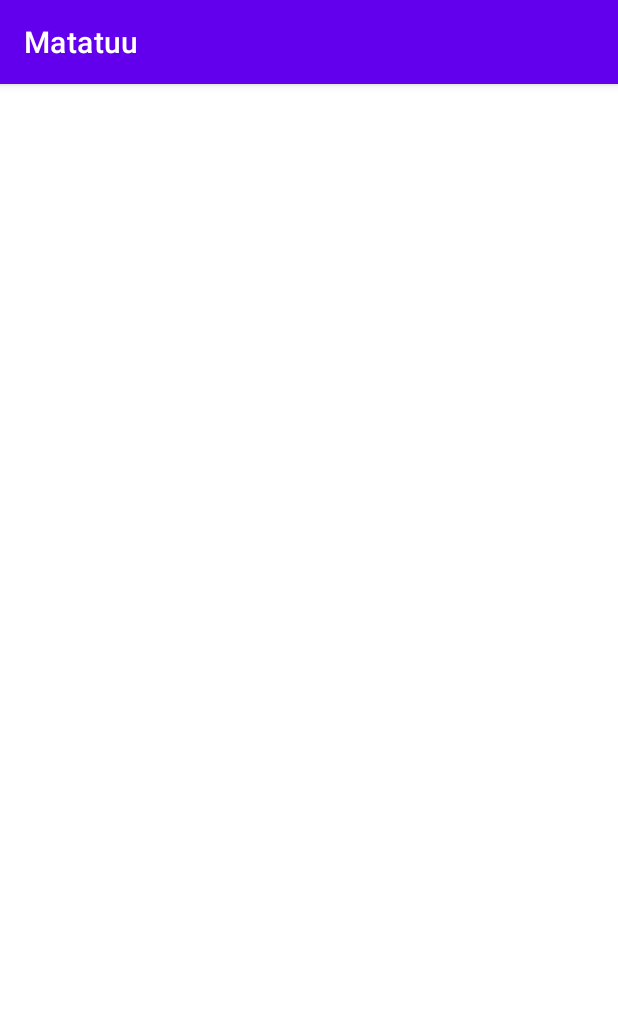
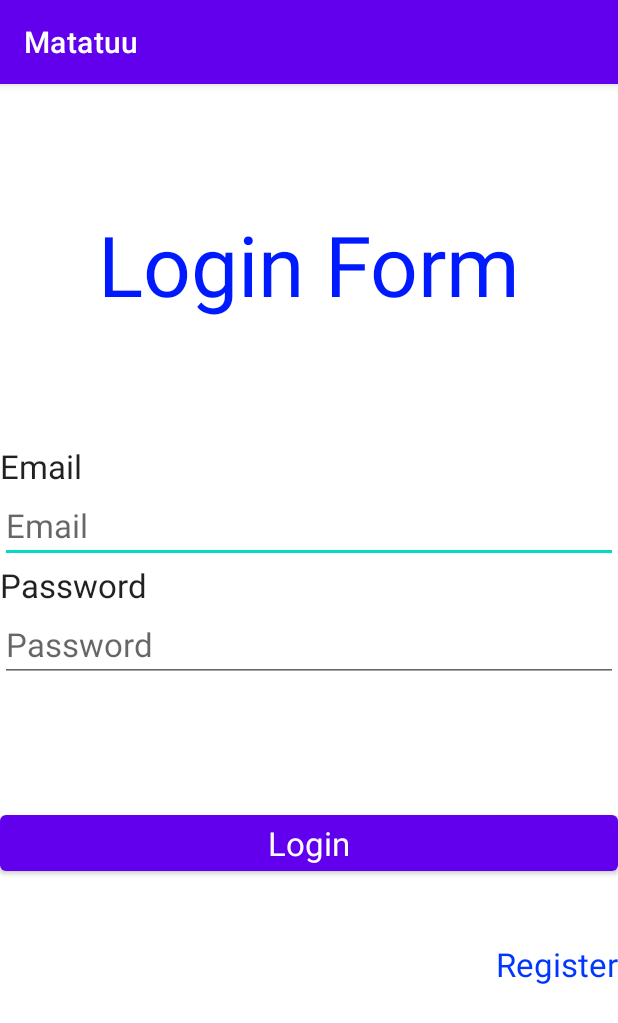
Before and after one commit to George-Onyango/matatuu-app, an Android app: the screen it shows after launch (MainActivity before the commit, LoginActivity after it), on a phone screen of 412 x 824 dp. Shown: the top 1023 px of the screen. Run offline under Robolectric (Android 15) with nearby library versions, the light colour scheme and no system bars; our stand-ins replace Firebase (no records; nobody signed in at launch, a user with empty details on screens opened directly).

Commit message:
Add login logic and main activity layout

```diff
--- a/app/src/main/java/com/example/matatuu/MainActivity.java
+++ b/app/src/main/java/com/example/matatuu/MainActivity.java
@@ -2,13 +2,32 @@ package com.example.matatuu;
 
 import androidx.appcompat.app.AppCompatActivity;
 
+import android.content.Intent;
 import android.os.Bundle;
+import android.widget.TextView;
+
+import com.google.firebase.auth.FirebaseAuth;
+import com.google.firebase.auth.FirebaseUser;
 
 public class MainActivity extends AppCompatActivity {
+
+    TextView tvFirstName, tvLastName, tvEmail;
 
     @Override
     protected void onCreate(Bundle savedInstanceState) {
         super.onCreate(savedInstanceState);
         setContentView(R.layout.activity_main);
+
+        // Initialize firebase for the current user
+
+        FirebaseAuth auth = FirebaseAuth.getInstance();
+        FirebaseUser currentUser = auth.getCurrentUser();
+
+        if (currentUser == null){
+            Intent intent = new Intent(this, LoginActivity.class);
+            startActivity(intent);
+            finish();
+            return;
+        }
     }
 }
--- a/app/src/main/java/com/example/matatuu/RegisterActivity.java
+++ b/app/src/main/java/com/example/matatuu/RegisterActivity.java
@@ -91,11 +91,13 @@ public class RegisterActivity extends AppCompatActivity {
         Intent intent = new Intent(this, MainActivity.class);
         startActivity(intent);
         finish();
+        return;
     }
 
     private void switchToLogin() {
         Intent intent = new Intent(this, LoginActivity.class);
         startActivity(intent);
         finish();
+        return;
     }
 }
--- a/app/src/main/res/layout/activity_main.xml
+++ b/app/src/main/res/layout/activity_main.xml
@@ -1,17 +1,14 @@
 <?xml version="1.0" encoding="utf-8"?>
-<androidx.constraintlayout.widget.ConstraintLayout xmlns:android="http://schemas.android.com/apk/res/android"
-    xmlns:app="http://schemas.android.com/apk/res-auto"
-    xmlns:tools="http://schemas.android.com/tools"
-    android:layout_width="match_parent"
-    android:layout_height="match_parent"
-    tools:context=".MainActivity">
-
-    <LinearLayout
-        android:layout_width="match_parent"
-        android:layout_height="match_parent"
-        android:orientation="vertical"
-        app:layout_constraintBottom_toBottomOf="parent"
-        app:layout_constraintEnd_toEndOf="parent"
-        app:layout_constraintStart_toStartOf="parent"
-        app:layout_constraintTop_toTopOf="parent"></LinearLayout>
-</androidx.constraintlayout.widget.ConstraintLayout>
+<LinearLayout xmlns:android="http://schemas.android.com/apk/res/android" xmlns:app="http://schemas.android.com/apk/res-auto" xmlns:tools="http://schemas.android.com/tools" android:layout_width="match_parent" android:layout_height="match_parent" android:orientation="vertical" tools:context=".MainActivity">
+    <LinearLayout android:layout_width="match_parent" android:layout_height="wrap_content" android:orientation="horizontal">
+        <Space android:layout_width="wrap_content" android:layout_height="wrap_content" android:layout_weight="1"/>
+        <Button android:id="@+id/btnLogout" android:layout_width="wrap_content" android:layout_height="wrap_content" android:text="Logout"/>
+    </LinearLayout>
+    <Space android:layout_width="match_parent" android:layout_height="wrap_content" android:layout_weight="1"/>
+    <TextView android:id="@+id/textView" android:layout_width="match_parent" android:layout_height="wrap_content" android:gravity="center" android:text="Welcome" android:textAppearance="@style/TextAppearance.AppCompat.Display3" android:textColor="#061EF3"/>
+    <Space android:layout_width="match_parent" android:layout_height="wrap_content" android:layout_weight="1"/>
+    <TextView android:id="@+id/tvFirstName" android:layout_width="match_parent" android:layout_height="wrap_content" android:text="First Name:" android:textAppearance="@style/TextAppearance.AppCompat.Large"/>
+    <TextView android:id="@+id/tvLastName" android:layout_width="match_parent" android:layout_height="wrap_content" android:text="Last Name:" android:textAppearance="@style/TextAppearance.AppCompat.Large"/>
+    <TextView android:id="@+id/tvEmail" android:layout_width="match_parent" android:layout_height="wrap_content" android:text="Email:" android:textAppearance="@style/TextAppearance.AppCompat.Large"/>
+    <Space android:layout_width="match_parent" android:layout_height="wrap_content" android:layout_weight="5"/>
+</LinearLayout>
```
Also changed, not shown: app/src/main/java/com/example/matatuu/LoginActivity.java (+83 -0 lines).
